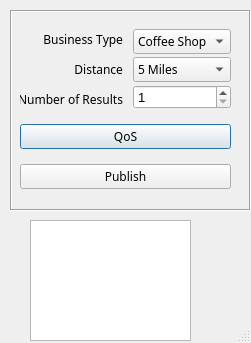
Old version of the form WhisperGUI/WhisperFormPub.ui in the repository kyledoesdev/OpenDDS-Whisper.
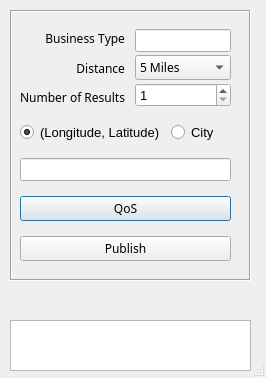
New version of the form.

Commit message: Adjusted GUI to match the structure of the command line prompts.

Diff of the .ui file:
```diff
--- a/WhisperGUI/WhisperFormPub.ui
+++ b/WhisperGUI/WhisperFormPub.ui
@@ -12,8 +12,8 @@
    <rect>
     <x>0</x>
     <y>0</y>
-    <width>251</width>
-    <height>343</height>
+    <width>266</width>
+    <height>378</height>
    </rect>
   </property>
   <property name="sizePolicy">
@@ -52,7 +52,7 @@
      <x>10</x>
      <y>10</y>
      <width>241</width>
-     <height>201</height>
+     <height>271</height>
     </rect>
    </property>
    <property name="font">
@@ -72,7 +72,7 @@
       <x>10</x>
       <y>10</y>
       <width>211</width>
-      <height>181</height>
+      <height>250</height>
      </rect>
     </property>
     <property name="font">
@@ -153,30 +153,10 @@
           <number>3</number>
          </property>
          <item>
-          <widget class="QComboBox" name="businessList">
-           <property name="font">
-            <font>
-             <family>Sans Serif</family>
-             <pointsize>9</pointsize>
-             <stylestrategy>PreferAntialias</stylestrategy>
-             <kerning>false</kerning>
-            </font>
+          <widget class="QLineEdit" name="pubTopic">
+           <property name="text">
+            <string/>
            </property>
-           <item>
-            <property name="text">
-             <string>Coffee Shop</string>
-            </property>
-           </item>
-           <item>
-            <property name="text">
-             <string>Restaurant</string>
-            </property>
-           </item>
-           <item>
-            <property name="text">
-             <string>Gas Station</string>
-            </property>
-           </item>
           </widget>
          </item>
          <item>
@@ -221,12 +201,39 @@
            <property name="minimum">
             <number>1</number>
            </property>
+           <property name="maximum">
+            <number>50</number>
+           </property>
           </widget>
          </item>
         </layout>
        </item>
       </layout>
      </item>
+     <item>
+      <layout class="QHBoxLayout" name="horizontalLayout_2">
+       <item>
+        <widget class="QRadioButton" name="longLat">
+         <property name="text">
+          <string>(Longitude, Latitude)</string>
+         </property>
+         <property name="checked">
+          <bool>true</bool>
+         </property>
+        </widget>
+       </item>
+       <item>
+        <widget class="QRadioButton" name="cityButton">
+         <property name="text">
+          <string>City</string>
+         </property>
+        </widget>
+       </item>
+      </layout>
+     </item>
+     <item>
+      <widget class="QLineEdit" name="location"/>
+     </item>
      <item>
       <widget class="QPushButton" name="pubQosButton">
        <property name="sizePolicy">
@@ -295,10 +302,10 @@
   <widget class="QTextBrowser" name="pubTextBrowser">
    <property name="geometry">
     <rect>
-     <x>30</x>
-     <y>220</y>
-     <width>161</width>
-     <height>121</height>
+     <x>10</x>
+     <y>320</y>
+     <width>241</width>
+     <height>51</height>
     </rect>
    </property>
    <property name="readOnly">
```
The commit also changes 7 other files.
